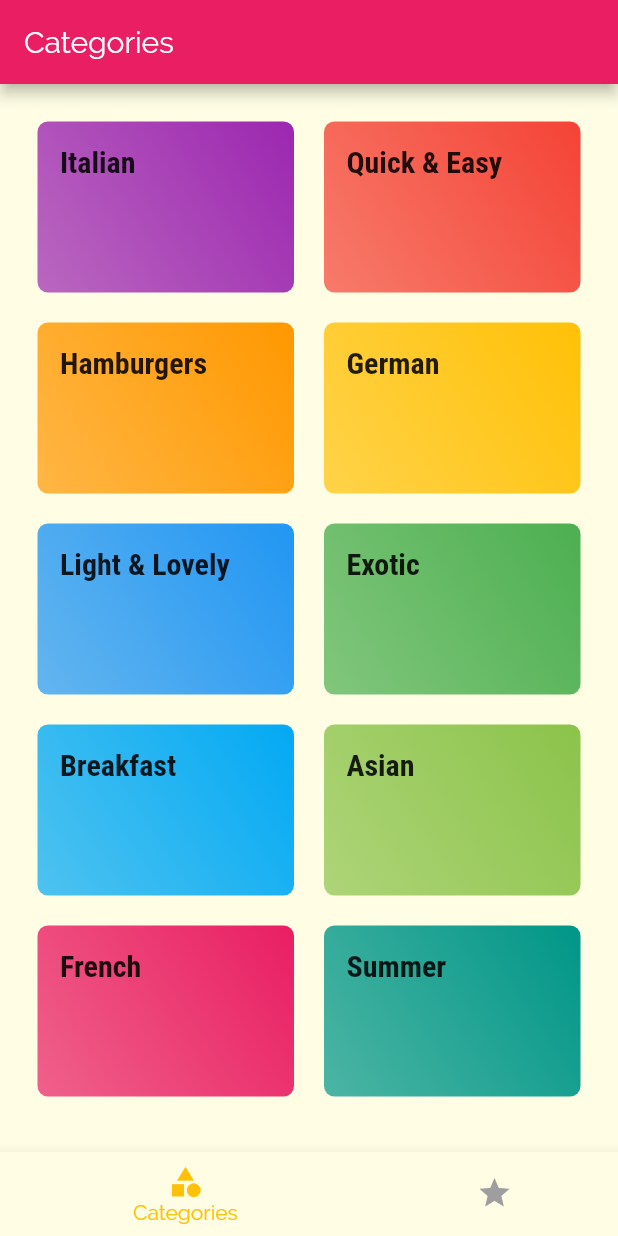
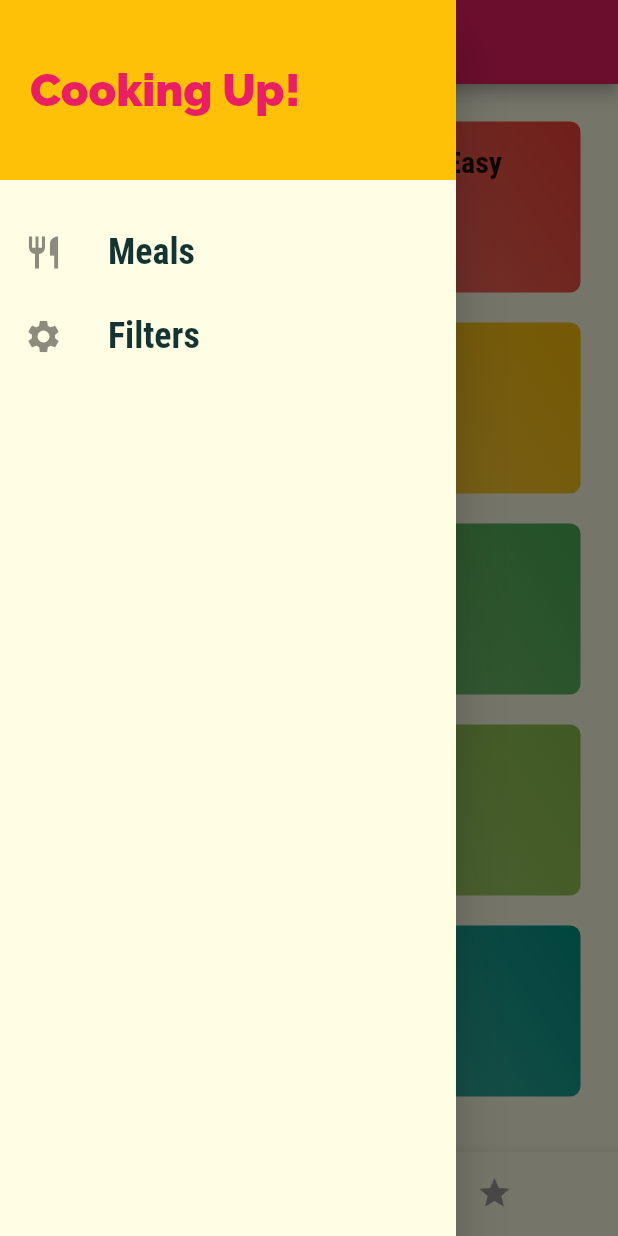
Before and after one commit to shalomalexander/Flutter-Projects, a Flutter app: the screen it shows after launch, with the side drawer open (before the commit the screen has no drawer), on a phone screen of 412 x 824 dp. Run offline on Flutter 3.47's test engine with Material 2 defaults, Android fonts, the phone set to English and light mode, and no system bars.

Commit message:
Added the drawer

```diff
--- a/meals_app/lib/main.dart
+++ b/meals_app/lib/main.dart
@@ -1,4 +1,5 @@
 import 'package:flutter/material.dart';
+import 'package:meals_app/screens/filters_screen.dart';
 import './screens/meals_detail_screen.dart';
 import './screens/tabs_screen.dart';
 
@@ -35,6 +36,7 @@ class MyApp extends StatelessWidget {
         '/': (ctx) => TabsScreen(),
         CategoryMealsScreen.routeName: (ctx) => CategoryMealsScreen(),
         MealsDetailScreen.routeName: (ctx) => MealsDetailScreen(),
+        FiltersScreen.routeName: (ctx) => FiltersScreen(),
       },
       onUnknownRoute: (settings) {
         return MaterialPageRoute(builder: (ctx)=>CategoriesScreen());
--- a/meals_app/lib/screens/tabs_screen.dart
+++ b/meals_app/lib/screens/tabs_screen.dart
@@ -1,6 +1,7 @@
 import 'package:flutter/material.dart';
+
+import '../widgets/main_drawer.dart';
 import './favourites_screen.dart';
-
 import './categories_screen.dart';
 
 class TabsScreen extends StatefulWidget {
@@ -27,6 +28,7 @@ class _TabsScreenState extends State<TabsScreen> {
       appBar: AppBar(
         title: Text(_pages[_selectedPageIndex]['title']),
       ),
+      drawer: MainDrawer(),
       body: _pages[_selectedPageIndex]['page'],
       bottomNavigationBar: BottomNavigationBar(
         onTap: _selectPage,
--- /dev/null
+++ b/meals_app/lib/widgets/main_drawer.dart
@@ -0,0 +1,64 @@
+import 'package:flutter/material.dart';
+
+import '../screens/filters_screen.dart';
+
+class MainDrawer extends StatelessWidget {
+  Widget buildListTile(String title, IconData icon, Function tapHandler) {
+    return ListTile(
+      leading: Icon(
+        icon,
+        size: 26,
+      ),
+      title: Text(
+        title,
+        style: TextStyle(
+            fontFamily: "RobotoCondensed",
+            fontSize: 24,
+            fontWeight: FontWeight.bold),
+      ),
+      onTap: tapHandler,
+    );
+  }
+
+  @override
+  Widget build(BuildContext context) {
+    return Drawer(
+      child: Column(
+        children: <Widget>[
+          Container(
+            height: 120,
+            width: double.infinity,
+            padding: EdgeInsets.all(20),
+            alignment: Alignment.centerLeft,
+            color: Theme.of(context).accentColor,
+            child: Text(
+              "Cooking Up!",
+              style: TextStyle(
+                fontWeight: FontWeight.bold,
+                fontSize: 30,
+                color: Theme.of(context).primaryColor,
+              ),
+            ),
+          ),
+          SizedBox(
+            height: 20,
+          ),
+          buildListTile(
+            "Meals",
+            Icons.restaurant,
+            () {
+              Navigator.of(context).pushReplacementNamed('/');
+            },
+          ),
+          buildListTile(
+            "Filters",
+            Icons.settings,
+            () {
+              Navigator.of(context).pushReplacementNamed(FiltersScreen.routeName);
+            }
+          ),
+        ],
+      ),
+    );
+  }
+}
```
Also changed, not shown: meals_app/lib/screens/filters_screen.dart (added, +19 -0 lines), meals_app/lib/screens/meals_detail_screen.dart (+8 -2 lines).
